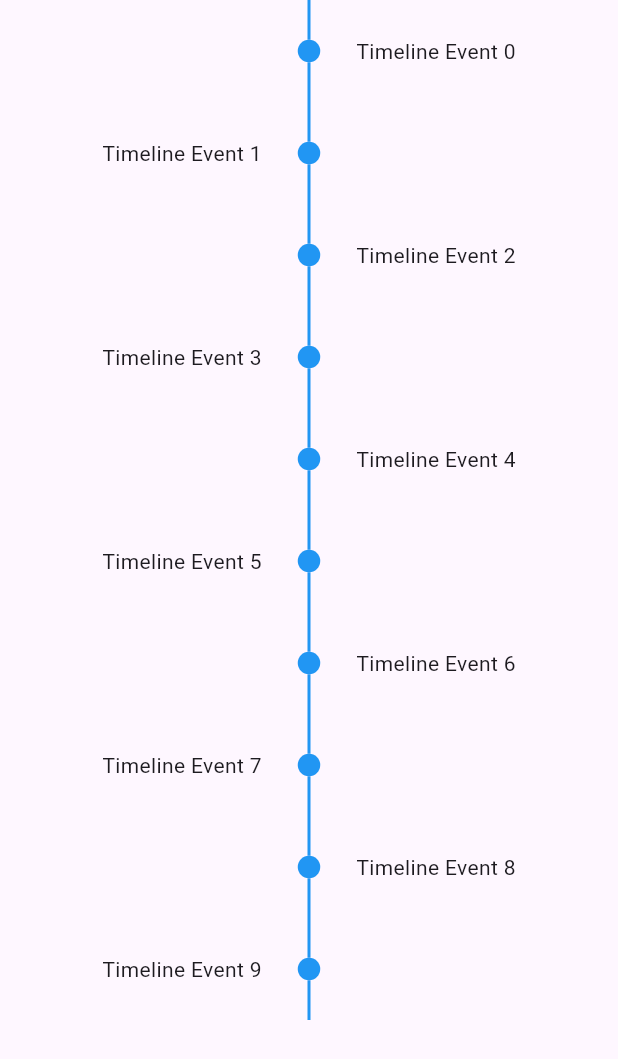
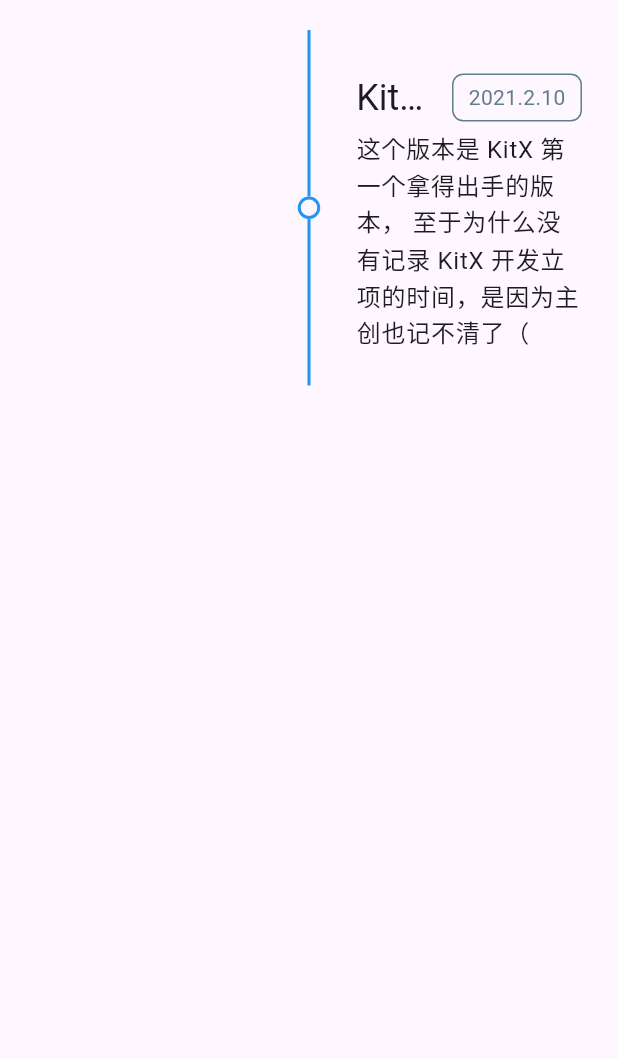
Before and after one commit to Crequency/KitX-Website, a Flutter app: the MilestonesPage widget shown alone on an empty page, opened directly, on a phone screen of 412 x 824 dp. Shown: the top 1059 px of the screen. Run offline on Flutter 3.47's test engine with Material 3 defaults, Android fonts, the phone set to English and light mode, and no system bars; drawn by our look-alikes of timelines; our stand-ins replace community_material_icon, get, loading_animation_widget; missing offline and left inert: dart:html, dart:js, dart:ui_web; statements that could not run were skipped.

Commit message:
💾 Feat(MilestonesPage): Available to display milestones

```diff
--- /dev/null
+++ b/KitX Website Flutter/kitx_website/lib/data/milestones.dart
@@ -0,0 +1,32 @@
+import 'package:flutter/material.dart';
+
+class Milestone {
+  const Milestone(
+    this.title,
+    this.event,
+    this.dateTime,
+  );
+
+  final String title;
+
+  final String event;
+
+  final DateTime dateTime;
+}
+
+List<Milestone> milestonesCn = [
+  Milestone(
+    "KitX 初代起航 (v1.1.0 正式发布)",
+    "这个版本是 KitX 第一个拿得出手的版本， 至于为什么没有记录 KitX 开发立项的时间，是因为主创也记不清了（",
+    DateTime.parse("2021-02-10 04:10"),
+  ),
+];
+
+List<Milestone> getMilestones(Locale currentLocale) {
+  switch (currentLocale.countryCode) {
+    case "CN":
+      return milestonesCn;
+  }
+
+  return milestonesCn;
+}
--- a/KitX Website Flutter/kitx_website/lib/pages/milestone_page.dart
+++ b/KitX Website Flutter/kitx_website/lib/pages/milestone_page.dart
@@ -1,4 +1,8 @@
+import 'package:flutter/cupertino.dart';
 import 'package:flutter/material.dart';
+import 'package:flutter/widgets.dart';
+import 'package:get/get.dart';
+import 'package:kitx_website/data/milestones.dart';
 import 'package:timelines/timelines.dart';
 
 class MilestonesPage extends StatefulWidget {
@@ -16,14 +20,65 @@ class _MilestonesPageState extends State<MilestonesPage> {
 
   @override
   Widget build(BuildContext context) {
-    return Timeline.tileBuilder(
-      builder: TimelineTileBuilder.fromStyle(
-        contentsAlign: ContentsAlign.alternating,
-        contentsBuilder: (context, index) => Padding(
-          padding: const EdgeInsets.all(24.0),
-          child: Text('Timeline Event $index'),
+    var milestones = getMilestones(Get.locale!);
+
+    return Center(
+      child: Timeline.tileBuilder(
+        padding: EdgeInsets.symmetric(vertical: 20),
+        physics: BouncingScrollPhysics(),
+        builder: TimelineTileBuilder.fromStyle(
+          contentsAlign: ContentsAlign.alternating,
+          indicatorStyle: IndicatorStyle.outlined,
+          contentsBuilder: (context, index) {
+            var milestone = milestones[index];
+            var date = milestone.dateTime;
+            var dateString = '${date.year}.${date.month}.${date.day}';
+
+            var head = [
+              Flexible(
+                child: Tooltip(
+                  message: milestone.title,
+                  child: Text(
+                    milestone.title,
+                    overflow: TextOverflow.ellipsis,
+                    style: context.textTheme.headlineSmall,
+                  ),
+                ),
+              ),
+              const SizedBox(width: 10),
+              Container(
+                margin: EdgeInsets.symmetric(vertical: 5),
+                padding: EdgeInsets.symmetric(horizontal: 10, vertical: 5),
+                decoration: BoxDecoration(
+                  borderRadius: BorderRadius.circular(7.5),
+                  border: Border.all(color: Colors.blueGrey, width: 1),
+                ),
+                child: Text(
+                  dateString,
+                  style: TextStyle(color: Colors.blueGrey),
+                ),
+              ),
+            ];
+
+            return Padding(
+              padding: const EdgeInsets.all(24.0),
+              child: Column(
+                crossAxisAlignment: index % 2 == 0 ? CrossAxisAlignment.start : CrossAxisAlignment.end,
+                children: [
+                  Row(
+                    mainAxisAlignment: index % 2 == 0 ? MainAxisAlignment.start : MainAxisAlignment.end,
+                    children: index % 2 == 0 ? head : head.reversed.toList(),
+                  ),
+                  Text(
+                    milestone.event,
+                    style: context.textTheme.bodyLarge,
+                  ),
+                ],
+              ),
+            );
+          },
+          itemCount: milestones.length,
         ),
-        itemCount: 10,
       ),
     );
   }
```
